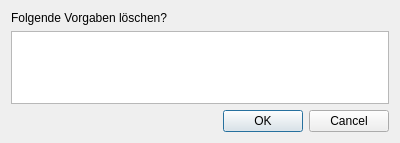
Old version of the form som_gui/qt_designs/DeleteRequest.ui in the repository c-mellueh/SOM-Toolkit.
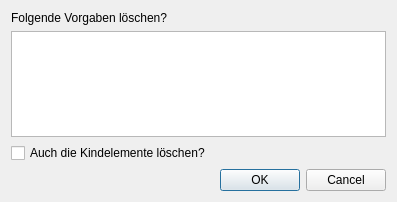
New version of the form.

Commit message: add recursive request to UI

Patch:
```diff
--- a/som_gui/qt_designs/DeleteRequest.ui
+++ b/som_gui/qt_designs/DeleteRequest.ui
@@ -6,8 +6,8 @@
    <rect>
     <x>0</x>
     <y>0</y>
-    <width>400</width>
-    <height>143</height>
+    <width>397</width>
+    <height>202</height>
    </rect>
   </property>
   <property name="windowTitle">
@@ -24,6 +24,13 @@
    <item>
     <widget class="QListWidget" name="listWidget"/>
    </item>
+   <item>
+    <widget class="QCheckBox" name="check_box_recursion">
+     <property name="text">
+      <string>Auch die Kindelemente löschen?</string>
+     </property>
+    </widget>
+   </item>
    <item>
     <widget class="QDialogButtonBox" name="buttonBox">
      <property name="orientation">
```
The commit also changes 1 other file.
